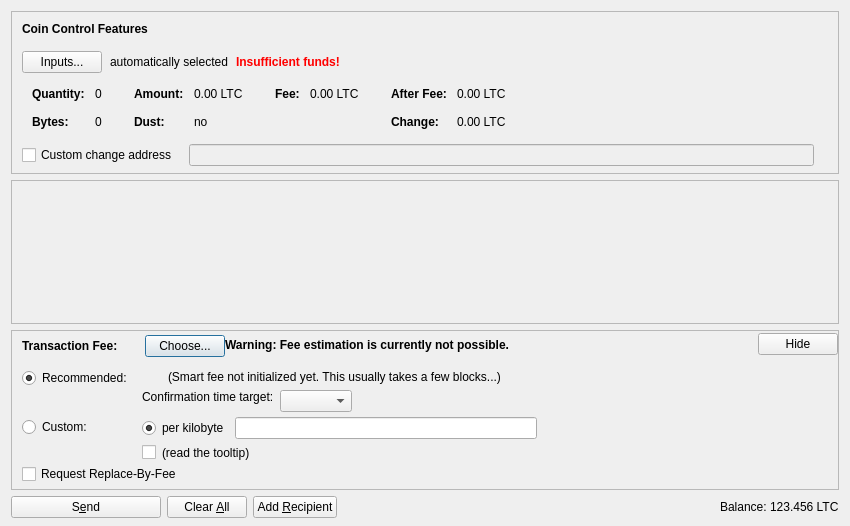
Before: the Qt Designer form src/qt/forms/sendcoinsdialog.ui in DivisionStreetDevs/darkWormCoin-master, drawn with Qt 5.
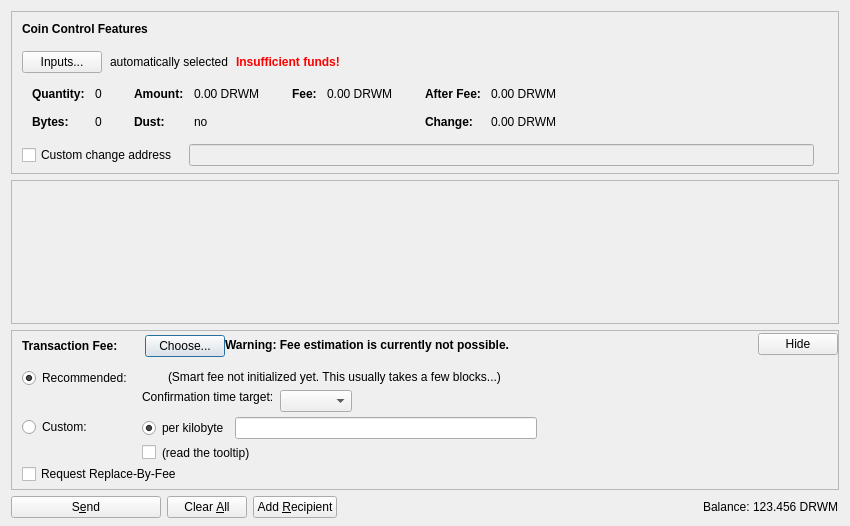
After: the same form once the commit is applied. Icons and pictures are not drawn. Custom widgets are drawn as their Qt base class.

Patch:
```diff
--- a/src/qt/forms/sendcoinsdialog.ui
+++ b/src/qt/forms/sendcoinsdialog.ui
@@ -324,7 +324,7 @@
                   <enum>Qt::ActionsContextMenu</enum>
                  </property>
                  <property name="text">
-                  <string notr="true">0.00 LTC</string>
+                  <string notr="true">0.00 DRWM</string>
                  </property>
                  <property name="textInteractionFlags">
                   <set>Qt::LinksAccessibleByMouse|Qt::TextSelectableByKeyboard|Qt::TextSelectableByMouse</set>
@@ -404,7 +404,7 @@
                   <enum>Qt::ActionsContextMenu</enum>
                  </property>
                  <property name="text">
-                  <string notr="true">0.00 LTC</string>
+                  <string notr="true">0.00 DRWM</string>
                  </property>
                  <property name="textInteractionFlags">
                   <set>Qt::LinksAccessibleByMouse|Qt::TextSelectableByKeyboard|Qt::TextSelectableByMouse</set>
@@ -455,7 +455,7 @@
                   <enum>Qt::ActionsContextMenu</enum>
                  </property>
                  <property name="text">
-                  <string notr="true">0.00 LTC</string>
+                  <string notr="true">0.00 DRWM</string>
                  </property>
                  <property name="textInteractionFlags">
                   <set>Qt::LinksAccessibleByMouse|Qt::TextSelectableByKeyboard|Qt::TextSelectableByMouse</set>
@@ -484,7 +484,7 @@
                   <enum>Qt::ActionsContextMenu</enum>
                  </property>
                  <property name="text">
-                  <string notr="true">0.00 LTC</string>
+                  <string notr="true">0.00 DRWM</string>
                  </property>
                  <property name="textInteractionFlags">
                   <set>Qt::LinksAccessibleByMouse|Qt::TextSelectableByKeyboard|Qt::TextSelectableByMouse</set>
@@ -1253,7 +1253,7 @@
           <cursorShape>IBeamCursor</cursorShape>
          </property>
          <property name="text">
-          <string notr="true">123.456 LTC</string>
+          <string notr="true">123.456 DRWM</string>
          </property>
          <property name="textInteractionFlags">
           <set>Qt::LinksAccessibleByMouse|Qt::TextSelectableByKeyboard|Qt::TextSelectableByMouse</set>
```
Left out of the diff: 4 changed lines with no effect on the pictures.
